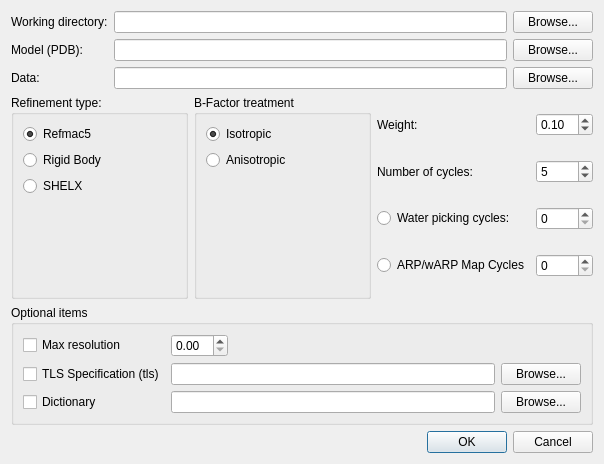
This is apps/MIFit/ui/RefinementDialog.ui in mifit/mifit as Qt 5 draws it before an edit. The edited form follows.
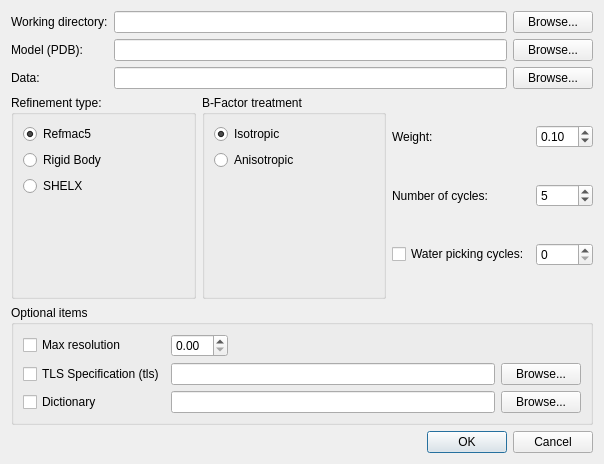
This is the edited form.

Commit message: Minor changes to various job dialogs

Patch:
```diff
--- a/apps/MIFit/ui/RefinementDialog.ui
+++ b/apps/MIFit/ui/RefinementDialog.ui
@@ -183,26 +183,16 @@
        </property>
       </widget>
      </item>
-     <item row="2" column="0" >
-      <widget class="QRadioButton" name="waterPickingRadioButton" >
-       <property name="text" >
+     <item row="2" column="1">
+      <widget class="QSpinBox" name="waterPickingCyclesSpinBox"/>
+     </item>
+     <item row="2" column="0">
+      <widget class="QCheckBox" name="waterPickingCheckBox">
+       <property name="text">
         <string>Water picking cycles:</string>
        </property>
       </widget>
      </item>
-     <item row="2" column="1" >
-      <widget class="QSpinBox" name="waterPickingCyclesSpinBox" />
-     </item>
-     <item row="3" column="0" >
-      <widget class="QRadioButton" name="arpWarpRadioButton" >
-       <property name="text" >
-        <string>ARP/wARP Map Cycles</string>
-       </property>
-      </widget>
-     </item>
-     <item row="3" column="1" >
-      <widget class="QSpinBox" name="arpWarpCyclesSpinBox" />
-     </item>
     </layout>
    </item>
    <item row="2" column="0" colspan="3" >
```
Left out of the diff: 221 changed lines with no effect on the pictures. The commit also changes 3 other files.
